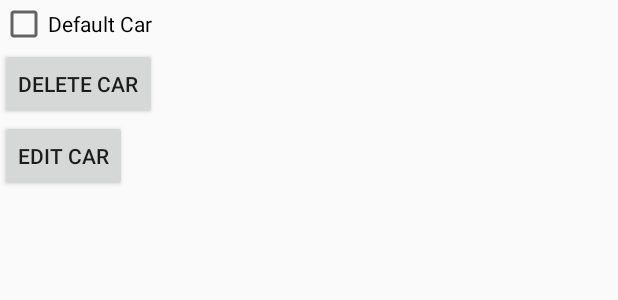
After one commit to d7knight/Best-Fuel, an Android app: the layout manage_car_dialog.xml on its own in the app's theme, with its tools: preview values and no code run, on a phone screen of 412 x 824 dp. The commit adds this screen. Shown: the top 300 px of the screen. Run offline under Robolectric (Android 15) with nearby library versions, the phone set to English and light mode, and no system bars.

Commit message:
Reserved more space for the make versus the model and year. model has weight 3, make and year have weight 1 each total weight is 5 Quickly Added a Car settings dialogue for each car :) we should show it on demo day.

```diff
--- a/app/src/main/res/layout/car_template.xml
+++ b/app/src/main/res/layout/car_template.xml
@@ -31,14 +31,14 @@
                 android:layout_height="0dp"
                 android:layout_width="match_parent"
                 android:layout_weight="1"
-                android:weightSum="3"
+                android:weightSum="5"
                 android:orientation="horizontal">
 
                 <TextView
                     android:layout_width="0dp"
                     android:layout_height="match_parent"
                     android:tag="Make"
-                    android:layout_weight="1"
+                    android:layout_weight="3"
                     android:padding="1dp"
                     android:text="make"
                     android:gravity="left"
--- /dev/null
+++ b/app/src/main/res/layout/manage_car_dialog.xml
@@ -0,0 +1,25 @@
+<?xml version="1.0" encoding="utf-8"?>
+<LinearLayout xmlns:android="http://schemas.android.com/apk/res/android"
+    android:orientation="vertical" android:layout_width="match_parent"
+    android:layout_height="match_parent">
+
+    <CheckBox
+        android:layout_width="wrap_content"
+        android:layout_height="wrap_content"
+        android:text="Default Car"
+        android:id="@+id/checkBox"
+        android:checked="false" />
+
+    <Button
+        android:layout_width="wrap_content"
+        android:layout_height="wrap_content"
+        android:text="Delete Car"
+        android:id="@+id/button" />
+
+    <Button
+        style="?android:attr/buttonStyleSmall"
+        android:layout_width="wrap_content"
+        android:layout_height="wrap_content"
+        android:text="Edit Car"
+        android:id="@+id/button2" />
+</LinearLayout>
```
Also changed, not shown: app/src/main/java/com/example/cs446project/bestfuel/ProfileActivity.java (+12 -1 lines).
